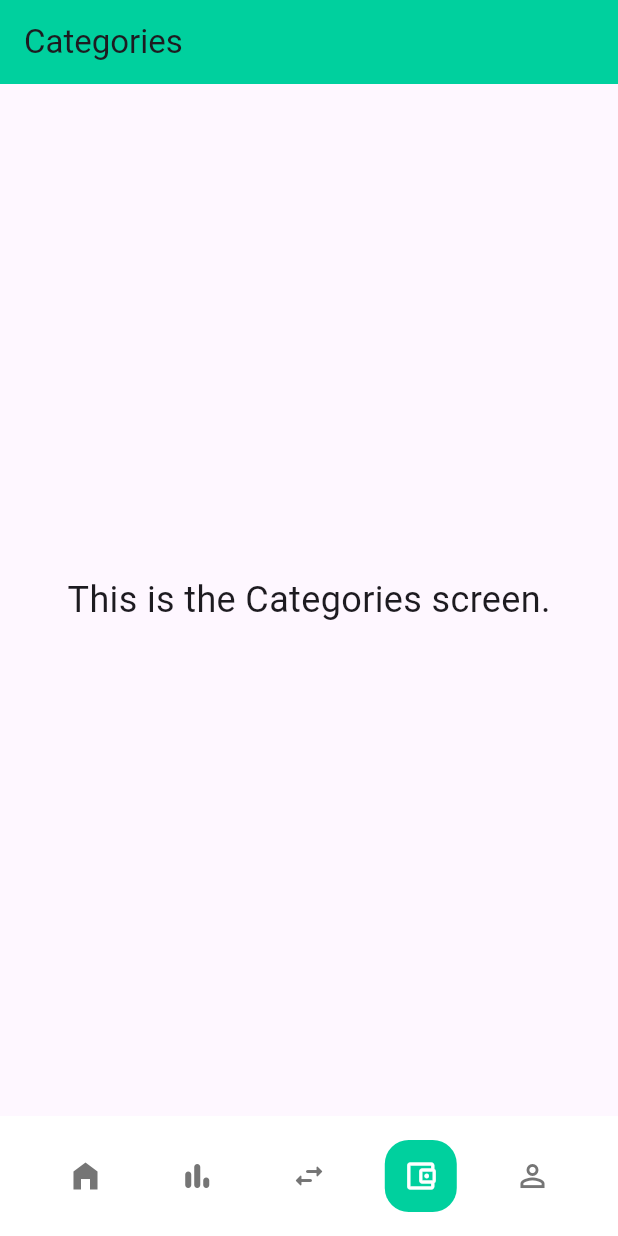
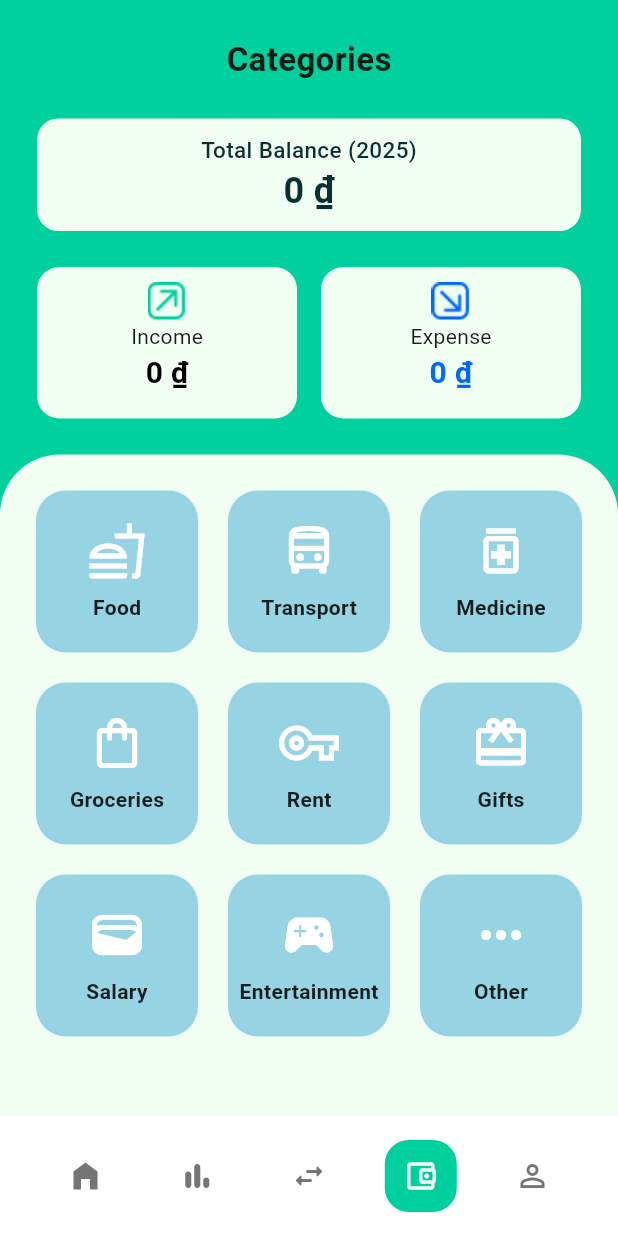
Before and after one commit to tranguyenxuwu/money-app, a Flutter app: the screen it shows once a user with an empty profile is signed in, item 4 of the bottom bar chosen, on a phone screen of 412 x 824 dp. Run offline on Flutter 3.47's test engine with Material 3 defaults, Android fonts, the phone set to English and light mode, and no system bars; our stand-ins replace cloud_firestore, firebase_auth, firebase_core, fl_chart, flutter_dotenv, image_picker and 2 more; accounts and stored records are empty; generated files the repository leaves out were written again; Roboto replaces fonts that are missing (Poppins).

Commit message:
Create category screen and function. Edit dbhelper to async get data

```diff
--- /dev/null
+++ b/lib/screens/category_interface/category_screen.dart
@@ -0,0 +1,344 @@
+import 'package:flutter/material.dart';
+import 'package:intl/intl.dart';
+
+import 'package:money_app/screens/dbhelper.dart';
+import 'package:money_app/widgets/format_currency.dart';
+import 'package:money_app/screens/analysis_interface/analysis_screen.dart';
+import 'package:money_app/screens/category_interface/category_detail_screen.dart';
+
+// --- 1. TẠO MODEL CHO CATEGORY ---
+class Category {
+  final String name;
+  final IconData icon;
+
+  const Category({required this.name, required this.icon});
+}
+
+// --- 2. TẠO DANH SÁCH CATEGORY  ---
+final List<Category> categories = [
+  Category(name: 'Food', icon: Icons.fastfood_outlined),
+  Category(name: 'Transport', icon: Icons.directions_bus_outlined),
+  Category(name: 'Medicine', icon: Icons.medication_outlined),
+  Category(name: 'Groceries', icon: Icons.shopping_bag_outlined),
+  Category(name: 'Rent', icon: Icons.vpn_key_outlined),
+  Category(name: 'Gifts', icon: Icons.card_giftcard_outlined),
+  Category(name: 'Salary', icon: Icons.wallet_outlined),
+  Category(name: 'Entertainment', icon: Icons.sports_esports),
+  Category(name: 'Other', icon: Icons.more_horiz),
+];
+// --- KẾT THÚC ---
+
+class CategoryScreen extends StatefulWidget {
+  const CategoryScreen({super.key});
+
+  @override
+  State<CategoryScreen> createState() => _CategoryScreenState();
+}
+
+class _CategoryScreenState extends State<CategoryScreen> {
+  // --- (Biến State và các hàm helper giữ nguyên) ---
+  bool _isLoading = true;
+  int _totalBalance = 0;
+  int _totalIncome = 0;
+  int _totalExpense = 0;
+  String _displayYearName = ""; // Tên năm
+
+  @override
+  void initState() {
+    super.initState();
+    _fetchData();
+  }
+
+  // --- (Hàm tải dữ liệu giữ nguyên) ---
+  Future<void> _fetchData() async {
+    if (!mounted) return;
+    setState(() {
+      _isLoading = true;
+    });
+
+    try {
+      final now = DateTime.now();
+      final String currentYear = DateFormat('yyyy').format(now);
+      final String displayYear = currentYear;
+
+      final results = await Future.wait([
+        DBHelper.getTotalIncomeByYear(currentYear),
+        DBHelper.getTotalSpentByYear(currentYear),
+      ]);
+
+      final int income = results[0] as int;
+      final int expense = results[1] as int;
+
+      setState(() {
+        // Gán dữ liệu cho Header
+        _totalIncome = income;
+        _totalExpense = expense;
+        _totalBalance = income - expense;
+        _displayYearName = displayYear;
+        _isLoading = false;
+      });
+    } catch (error) {
+      print('Lỗi khi tải dữ liệu CategoryScreen: $error');
+      if (mounted) {
+        setState(() {
+          _isLoading = false;
+        });
+      }
+    }
+  }
+
+  void _onCategoryTapped(Category category) {
+    // Xử lý nút "More"
+    if (category.name == 'More') {
+      // TODO: Hiển thị hộp thoại hoặc màn hình thêm/sửa category
+      print("Nhấn vào More");
+      return; // Dừng lại
+    }
+
+    // Điều hướng đến màn hình chi tiết
+    Navigator.push(
+      context,
+      MaterialPageRoute(
+        builder: (ctx) => CategoryDetailScreen(
+          // Truyền tên category bằng chữ thường (để khớp CSDL)
+          categoryName: category.name.toLowerCase(),
+        ),
+      ),
+    );
+  }
+
+  @override
+  Widget build(BuildContext context) {
+    final size = MediaQuery.of(context).size;
+    final width = size.width;
+    return SafeArea(
+      bottom: false,
+      child:
+      // PHẦN NỀN: Toàn bộ nội dung cuộn được
+      Column(
+        crossAxisAlignment: CrossAxisAlignment.start,
+        children: [
+          // === PHẦN 1: HEADER (GIỐNG ANALYSIS) ===
+          Padding(
+            padding: EdgeInsets.symmetric(
+              horizontal: width * 0.06,
+              vertical: 24,
+            ),
+            child: Column(
+              crossAxisAlignment: CrossAxisAlignment.start,
+              children: [
+                Center(
+                  child: const Text(
+                    "Categories",
+                    style: TextStyle(
+                      color: Colors.black87,
+                      fontSize: 22,
+                      fontWeight: FontWeight.bold,
+                    ),
+                  ),
+                ),
+                const SizedBox(height: 24),
+                IntrinsicHeight(
+                  child: Row(
+                    mainAxisAlignment: MainAxisAlignment.spaceBetween,
+                    children: [
+                      Expanded(
+                        child: _BalanceItem(
+                          title: "Total Balance ($_displayYearName)",
+                          amount:
+                          formatCurrency(_totalBalance, showSign: true),
+                        ),
+                      ),
+                    ],
+                  ),
+                ),
+                const SizedBox(height: 24),
+                Row(
+                  mainAxisAlignment: MainAxisAlignment.spaceBetween,
+                  children: [
+                    // --- Income Box ---
+                    Expanded(
+                      child: Container(
+                        height: 101,
+                        decoration: ShapeDecoration(
+                          color: const Color(0xFFF1FFF3),
+                          shape: RoundedRectangleBorder(
+                            borderRadius: BorderRadius.circular(14.89),
+                          ),
+                        ),
+                        child: Padding(
+                          padding: EdgeInsetsGeometry.only(top: 10),
+                          child: Show(
+                            imageSrc: "assets/images/income.png",
+                            title: "Income",
+                            money: formatCurrency(_totalIncome),
+                            isExpense: false,
+                          ),
+                        ),
+                      ),
+                    ),
+                    const SizedBox(width: 16), // Khoảng cách
+                    // --- Expense Box ---
+                    Expanded(
+                      child: Container(
+                        height: 101,
+                        decoration: ShapeDecoration(
+                          color: const Color(0xFFF1FFF3),
+                          shape: RoundedRectangleBorder(
+                            borderRadius: BorderRadius.circular(14.89),
+                          ),
+                        ),
+                        child: Padding(
+                          padding: EdgeInsetsGeometry.only(top: 10),
+                          child: Show(
+                            imageSrc: "assets/images/expenses.png",
+                            title: "Expense",
+                            money: formatCurrency(_totalExpense),
+                            isExpense: true,
+                          ),
+                        ),
+                      ),
+                    ),
+                  ],
+                ),
+              ],
+            ),
+          ),
+
+          // === PHẦN 2: NỘI DUNG CATEGORIES (ĐÃ SỬA) ===
+          Expanded(
+            child: Container(
+              width: double.infinity,
+              decoration: const BoxDecoration(
+                color: Color(0xFFF1FFF3),
+                borderRadius: BorderRadius.only(
+                  topLeft: Radius.circular(40.0),
+                  topRight: Radius.circular(40.0),
+                ),
+              ),
+              // --- SỬA: DÙNG GridView ---
+              child: GridView.builder(
+                padding: const EdgeInsets.all(24.0),
+                // Cấu hình lưới 3 cột
+                gridDelegate: const SliverGridDelegateWithFixedCrossAxisCount(
+                  crossAxisCount: 3, // 3 cột
+                  crossAxisSpacing: 20, // Khoảng cách ngang
+                  mainAxisSpacing: 20, // Khoảng cách dọc
+                ),
+                itemCount: categories.length, // Số lượng item
+                itemBuilder: (context, index) {
+                  final category = categories[index];
+                  // Trả về widget cho mỗi ô
+                  return _CategoryItem(
+                    icon: category.icon,
+                    label: category.name,
+                    onTap: () => _onCategoryTapped(category),
+                  );
+                },
+              ),
+              // --- KẾT THÚC SỬA ---
+            ),
+          ),
+        ],
+      ),
+    );
+  }
+}
+
+// --- (Helper class _BalanceItem giữ nguyên) ---
+class _BalanceItem extends StatelessWidget {
+  final String title;
+  final String amount;
+
+  const _BalanceItem({
+    required this.title,
+    required this.amount,
+  });
+
+  @override
+  Widget build(BuildContext context) {
+    return Container(
+      height: 75,
+      decoration: ShapeDecoration(
+        color: const Color(0xFFF1FFF2), // Màu nền xanh nhạt
+        shape: RoundedRectangleBorder(borderRadius: BorderRadius.circular(14)),
+      ),
+      child: Column(
+        mainAxisAlignment: MainAxisAlignment.center,
+        children: [
+          Padding(
+            padding: const EdgeInsets.symmetric(horizontal: 8.0),
+            child: FittedBox(
+              fit: BoxFit.scaleDown,
+              child: Text(
+                title,
+                style: TextStyle(
+                  color: const Color(0xFF093030),
+                  fontSize: 15,
+                  fontFamily: 'Poppins',
+                  fontWeight: FontWeight.w500,
+                ),
+                maxLines: 1,
+              ),
+            ),
+          ),
+          Text(
+            amount,
+            style: TextStyle(
+              color: const Color(0xFF093030),
+              fontSize: 24,
+              fontFamily: 'Poppins',
+              fontWeight: FontWeight.w700,
+            ),
+          ),
+        ],
+      ),
+    );
+  }
+}
+
+
+// --- 3. THÊM WIDGET MỚI CHO Ô CATEGORY ---
+class _CategoryItem extends StatelessWidget {
+  final IconData icon;
+  final String label;
+  final VoidCallback onTap;
+
+  const _CategoryItem({
+    required this.icon,
+    required this.label,
+    required this.onTap,
+  });
+
+  @override
+  Widget build(BuildContext context) {
+    return InkWell(
+      onTap: onTap,
+      borderRadius: BorderRadius.circular(20),
+      child: Container(
+        decoration: BoxDecoration(
+          color: const Color(0xFF59B8DA).withOpacity(0.6), // Màu xanh nhạt
+          borderRadius: BorderRadius.circular(20),
+        ),
+        child: Column(
+          mainAxisAlignment: MainAxisAlignment.center,
+          children: [
+            Icon(
+              icon,
+              size: 40,
+              color: Colors.white,
+            ),
+            const SizedBox(height: 8),
+            Text(
+              label,
+              style: const TextStyle(
+                color: Colors.black87,
+                fontWeight: FontWeight.w600,
+              ),
+            ),
+          ],
+        ),
+      ),
+    );
+  }
+}
--- a/lib/screens/dbhelper.dart
+++ b/lib/screens/dbhelper.dart
@@ -4,14 +4,33 @@ import 'package:intl/intl.dart';
 import 'package:path/path.dart';
 import 'package:path_provider/path_provider.dart';
 import 'package:sqflite/sqflite.dart';
+import 'dart:async';
 
 class DBHelper {
   static Database? _db;
+  // --- THÊM COMPLETER ĐỂ QUẢN LÝ VIỆC KHỞI TẠO ---
+  static Completer<Database>? _completer;
 
   static Future<Database> get database async {
     if (_db != null) return _db!;
-    _db = await _initDb();
-    return _db!;
+
+    // Nếu đang khởi tạo, hãy chờ nó
+    if (_completer != null) {
+      return _completer!.future;
+    }
+
+    // Bắt đầu khởi tạo
+    _completer = Completer<Database>();
+
+    try {
+      final db = await _initDb(); // Gọi hàm _initDb gốc
+      _db = db; // Gán biến static
+      _completer!.complete(db); // Báo là đã xong
+      return db;
+    } catch (e) {
+      _completer!.completeError(e); // Báo là đã lỗi
+      rethrow; // Ném lỗi ra
+    }
   }
 
   static Future<Database> _initDb() async {
@@ -202,6 +221,19 @@ class DBHelper {
     );
   }
 
+  /// Lấy tất cả giao dịch theo Category VÀ Năm
+  static Future<List<Map<String, dynamic>>> getTransactionsByCategory(
+      String category, String yyyy) async {
+    final db = await database;
+    return db.query(
+      'transactions',
+      // Lọc theo category VÀ năm
+      where: 'category = ? AND strftime("%Y", created_at) = ?',
+      whereArgs: [category, yyyy],
+      orderBy: 'created_at DESC', // Mới nhất lên đầu
+    );
+  }
+
   /// Tìm kiếm giao dịch dựa trên các điều kiện
   static Future<List<Map<String, dynamic>>> searchTransactions({
     String? direction,
--- a/lib/screens/home_interface/home_screen.dart
+++ b/lib/screens/home_interface/home_screen.dart
@@ -8,6 +8,7 @@ import 'package:money_app/widgets/navigation_bar_bottom.dart';
 import 'package:money_app/screens/transaction_interface/transaction_screen.dart';
 import 'package:money_app/widgets/transaction_item.dart';
 import 'package:money_app/screens/user_interface/user_interface.dart';
+import 'package:money_app/screens/category_interface/category_screen.dart';
 import 'package:money_app/screens/transaction_interface/transaction_detail_screen.dart';
 import 'package:money_app/screens/chat_interface/chat_interface.dart';
 import 'package:money_app/widgets/format_currency.dart';
@@ -27,7 +28,7 @@ class _HomeScreenState extends State<HomeScreen> {
     DashboardContent(), // Index 0: Home
     AnalysisScreen(), // Index 1: Analysis
     TransactionScreen(), // Index 2: Transaction
-    PlaceholderScreen(screenName: 'Categories'), // Index 3: Categories
+    CategoryScreen(), // Index 3: Categories
     UserInterfaceScreen(), // Index 4: Profile
   ];
 
```
Also changed, not shown: lib/screens/category_interface/category_detail_screen.dart (added, +201 -0 lines), lib/screens/transaction_interface/add_transaction_screen.dart (+7 -1 lines).
